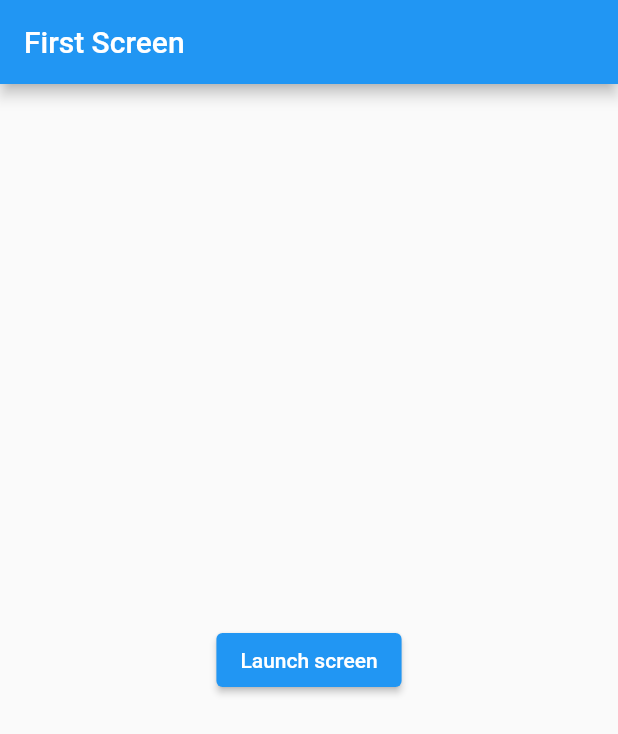
After one commit to zflash123/flutter_pretest_navigation, a Flutter app: the screen it shows after launch, after a tap on "Launch screen", on a phone screen of 412 x 824 dp. The commit adds this screen. Shown: the top 734 px of the screen. Run offline on Flutter 3.47's test engine with Material 2 defaults, Android fonts, the phone set to English and light mode, and no system bars.

Commit message:
add two screen

```diff
--- a/lib/main.dart
+++ b/lib/main.dart
@@ -1,13 +1,22 @@
 import 'package:flutter/material.dart';
-import 'package:flutter_pretest_navigation/screens/navigate_screen.dart';
+import 'package:flutter_pretest_navigation/screens/navigation_named_routes.dart';
 
 void main() {
-  runApp(const MaterialApp(
-    title: 'Navigation Basics',
-    home: FirstRoute(),
-  ));
+  runApp(
+    MaterialApp(
+      title: 'Named Routes Demo',
+      // Start the app with the "/" named route. In this case, the app starts
+      // on the FirstScreen widget.
+      initialRoute: '/',
+      routes: {
+        // When navigating to the "/" route, build the FirstScreen widget.
+        '/': (context) => const FirstScreen(),
+        // When navigating to the "/second" route, build the SecondScreen widget.
+        '/second': (context) => const SecondScreen(),
+      },
+    ),
+  );
 }
-
 class MyApp extends StatelessWidget {
   const MyApp({Key? key}) : super(key: key);
 
--- /dev/null
+++ b/lib/screens/navigation_named_routes.dart
@@ -0,0 +1,43 @@
+import 'package:flutter/material.dart';
+
+class FirstScreen extends StatelessWidget {
+  const FirstScreen({Key? key}) : super(key: key);
+
+  @override
+  Widget build(BuildContext context) {
+    return Scaffold(
+      appBar: AppBar(
+        title: const Text('First Screen'),
+      ),
+      body: Center(
+        child: ElevatedButton(
+          onPressed: () {
+            // Navigate to the second screen when tapped.
+          },
+          child: const Text('Launch screen'),
+        ),
+      ),
+    );
+  }
+}
+
+class SecondScreen extends StatelessWidget {
+  const SecondScreen({Key? key}) : super(key: key);
+
+  @override
+  Widget build(BuildContext context) {
+    return Scaffold(
+      appBar: AppBar(
+        title: const Text('Second Screen'),
+      ),
+      body: Center(
+        child: ElevatedButton(
+          onPressed: () {
+            // Navigate back to first screen when tapped.
+          },
+          child: const Text('Go back!'),
+        ),
+      ),
+    );
+  }
+}
```
